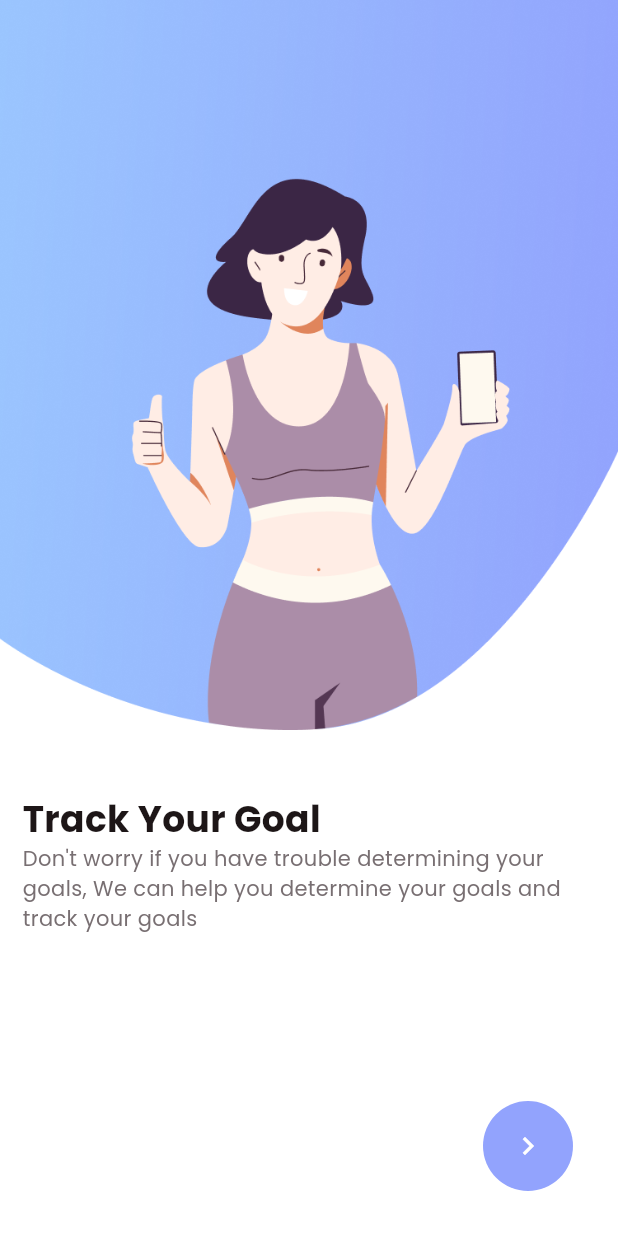
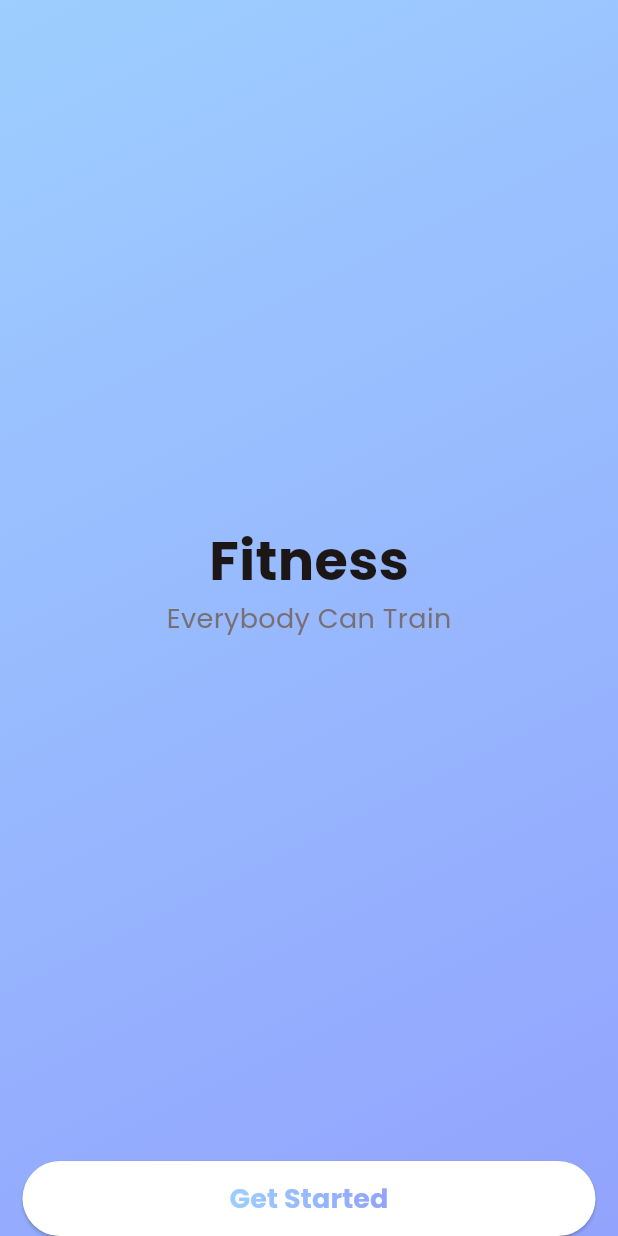
Before and after one commit to Daflah/FitnessTracker-SoftDev, a Flutter app: the screen it shows after launch, on a phone screen of 412 x 824 dp. Run offline on Flutter 3.47's test engine with Material 3 defaults, Android fonts, the phone set to English and light mode, and no system bars.

Commit message:
Third Push

```diff
--- a/lib/common/colo_extension.dart
+++ b/lib/common/colo_extension.dart
@@ -8,7 +8,7 @@ class TColor {
   static Color get secondaryColor1 => const Color(0xffC58BF2);
   static Color get secondaryColor2 => const Color(0xffEEA4CE);
 
-  static List <Color> get primaryG => [ primaryColor1, primaryColor2 ];
+  static List <Color> get primaryG => [ primaryColor2, primaryColor1 ];
   static List <Color> get secondaryG => [ secondaryColor1, secondaryColor2 ];
 
   static Color get black => const Color(0xff1D1617);
--- /dev/null
+++ b/lib/common_widget/round_button.dart
@@ -0,0 +1,61 @@
+import 'package:fitness_tracker/common/colo_extension.dart';
+import 'package:flutter/material.dart';
+
+enum RoundButtonType {bgGradient, textGradient}
+
+class RoundButton extends StatelessWidget {
+  final String title;
+  final RoundButtonType type;
+  final VoidCallback onPressed;
+  const RoundButton({super.key, required this.title, this.type = RoundButtonType.textGradient, required this.onPressed});
+
+  @override
+  Widget build(BuildContext context) {
+    return Container(
+      decoration: BoxDecoration(
+        gradient: LinearGradient(
+          colors: TColor.primaryG,
+          begin: Alignment.centerLeft,
+          end: Alignment.centerRight),
+        borderRadius: BorderRadius.circular(25),
+        boxShadow: type ==  RoundButtonType.bgGradient
+        ? const [
+          BoxShadow(
+            color: Colors.black26,
+            blurRadius: 2,
+            offset: Offset(0, 2))
+            ]
+          : null),
+      child: MaterialButton(
+        onPressed: onPressed,
+          height: 50,
+          shape: RoundedRectangleBorder(borderRadius: BorderRadius.circular(25)),
+          textColor: TColor.primaryColor1,
+          minWidth: double.maxFinite,
+          elevation: type ==  RoundButtonType.bgGradient ? 0 : 1,
+          color: type ==  RoundButtonType.bgGradient ? Colors.transparent : TColor.white,
+          child: type ==  RoundButtonType.bgGradient ?  Text(title,
+              style: TextStyle(
+                color: TColor.primaryColor1,
+                fontSize: 18,
+                fontWeight: FontWeight.w700))
+            : ShaderMask(
+            blendMode: BlendMode.srcIn,
+            shaderCallback: (bounds) {
+              return LinearGradient(
+                colors: TColor.primaryG,
+                begin: Alignment.centerLeft,
+                end: Alignment.centerRight)
+                .createShader(Rect.fromLTRB(
+                  0, 0, bounds.width, bounds.height));
+            },
+            child: Text(title,
+              style: TextStyle(
+                color: TColor.primaryColor1,
+                fontSize: 18,
+                fontWeight: FontWeight.w700)),
+        ),
+      ),
+    );
+  }
+}
--- a/lib/main.dart
+++ b/lib/main.dart
@@ -1,5 +1,6 @@
 import 'package:fitness_tracker/common/colo_extension.dart';
 import 'package:fitness_tracker/view/on_boarding/on_boarding_view.dart';
+import 'package:fitness_tracker/view/on_boarding/started_view.dart';
 import 'package:flutter/material.dart';
 
 void main() {
@@ -34,7 +35,7 @@ class MyApp extends StatelessWidget {
         primaryColor: TColor.primaryColor1,
         fontFamily: "Poppins"
       ),
-      home: const OnBoardingView(),
+      home: const StartedView(),
     );
   }
 }
--- a/lib/view/on_boarding/on_boarding_view.dart
+++ b/lib/view/on_boarding/on_boarding_view.dart
@@ -82,7 +82,7 @@ class _OnBoardingViewState extends State<OnBoardingView> {
                   height: 70,
                   child: CircularProgressIndicator(
                     color: TColor.primaryColor1,
-                    value: selectPage / 4,
+                    value: (selectPage + 1) / 4,
                     strokeWidth: 2,
                   ),
                 ),
--- /dev/null
+++ b/lib/view/on_boarding/started_view.dart
@@ -0,0 +1,69 @@
+import 'package:fitness_tracker/common/colo_extension.dart';
+import 'package:fitness_tracker/common_widget/round_button.dart';
+import 'package:flutter/material.dart';
+
+class StartedView extends StatefulWidget {
+  const StartedView({super.key});
+
+  @override
+  State<StartedView> createState() => _StartedViewState();
+}
+
+class _StartedViewState extends State<StartedView> {
+
+  bool isChangeColor = false;
+
+  @override
+  Widget build(BuildContext context) {
+    var media = MediaQuery.of(context).size;
+    return Scaffold(
+      backgroundColor: TColor.white,
+      body: Container(
+        width: media.width,
+        decoration: BoxDecoration(
+          gradient: LinearGradient(
+            colors: TColor.primaryG,
+            begin: Alignment.topLeft,
+            end: Alignment.bottomRight),
+        ),
+        child:
+            Column(
+              mainAxisAlignment: MainAxisAlignment.center,
+              children: [
+
+              const Spacer(),
+              Text(
+                "Fitness",
+                style: TextStyle(
+                  color: TColor.black,
+                  fontSize: 36,
+                  fontWeight: FontWeight.w700),
+              ),
+
+              Text(
+                "Everybody Can Train",
+                style: TextStyle(
+                  color: TColor.gray,
+                  fontSize: 18,
+                  ),
+              ),
+
+              const Spacer(),
+
+
+              SafeArea(
+                child: Padding(
+                  padding: const EdgeInsets.symmetric(horizontal: 15),
+                  child: RoundButton(
+                    title: "Get Started",
+                    onPressed: (){
+
+                },),
+              ),
+            ),
+          ],
+        ),
+      ),
+    );
+  }
+}
```
